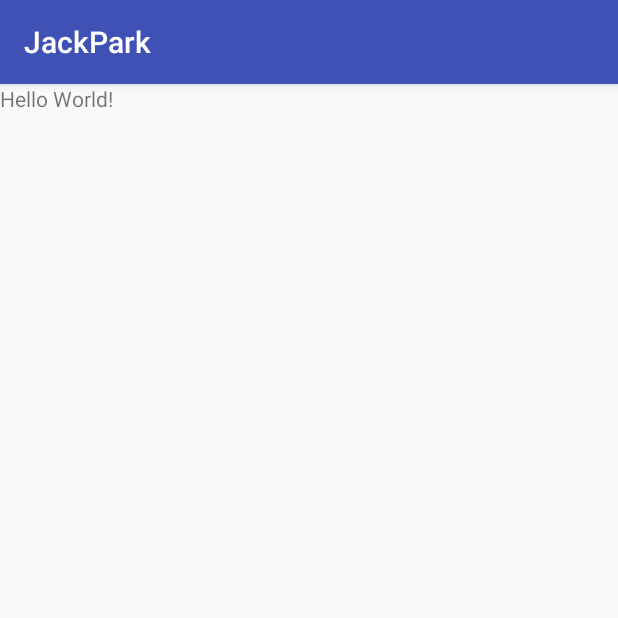
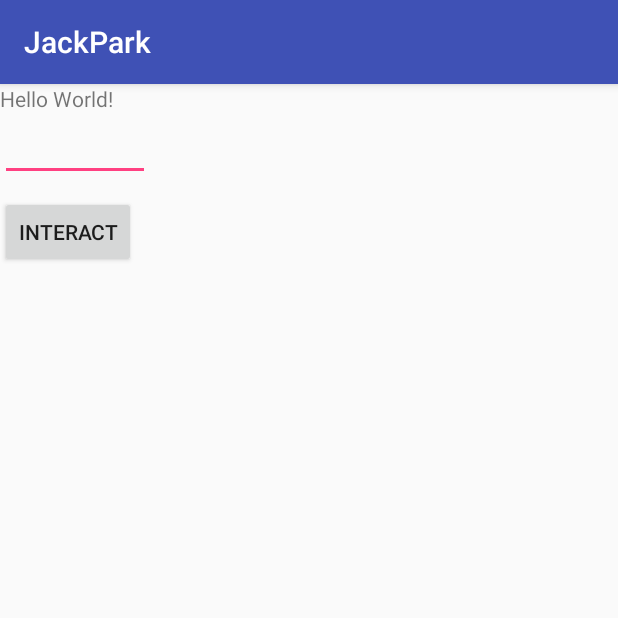
Before and after one commit to Dajkwen/JackPark, an Android app: the screen it shows after launch (MainActivity), on a phone screen of 412 x 824 dp, the top half of it. Run offline under Robolectric (Android 15) with nearby library versions, the phone set to English and light mode, and no system bars; our stand-ins replace ButterKnife.

Commit message:
author: wenkai content: add android test sample

```diff
--- a/JackPark/app/src/main/AndroidManifest.xml
+++ b/JackPark/app/src/main/AndroidManifest.xml
@@ -1,6 +1,11 @@
 <?xml version="1.0" encoding="utf-8"?>
 <manifest xmlns:android="http://schemas.android.com/apk/res/android"
     package="com.vmetis.jackpark">
+
+    <!-- <uses-permission android:name="android.permission.ACCESS_NETWORK_STATE"/> -->
+    <!-- <uses-permission android:name="android.permission.READ_PHONE_STATE"/> -->
+    <!-- <uses-permission android:name="android.permission.READ_EXTERNAL_STORAGE"/> -->
+    <uses-permission android:name="android.permission.INTERNET" />
 
     <application
         android:allowBackup="true"
@@ -16,6 +21,7 @@
                 <category android:name="android.intent.category.LAUNCHER" />
             </intent-filter>
         </activity>
+        <activity android:name=".SecondActivity"></activity>
     </application>
 
 </manifest>
--- a/JackPark/app/src/main/java/com/vmetis/jackpark/MainActivity.java
+++ b/JackPark/app/src/main/java/com/vmetis/jackpark/MainActivity.java
@@ -1,13 +1,36 @@
 package com.vmetis.jackpark;
 
+import android.os.Bundle;
 import android.support.v7.app.AppCompatActivity;
-import android.os.Bundle;
+import android.widget.EditText;
+import android.widget.TextView;
+
+import butterknife.Bind;
+import butterknife.ButterKnife;
+import butterknife.OnClick;
 
 public class MainActivity extends AppCompatActivity {
+
+    @Bind(R.id.activity_main_tv_tip)
+    TextView tvTip;
+    @Bind(R.id.activity_main_et_input)
+    EditText etInput;
 
     @Override
     protected void onCreate(Bundle savedInstanceState) {
         super.onCreate(savedInstanceState);
         setContentView(R.layout.activity_main);
+        ButterKnife.bind(this);
+
+        initView();
+    }
+
+    private void initView() {
+
+    }
+
+    @OnClick(R.id.activity_main_btn_interact)
+    public void interact() {
+        tvTip.setText("Hello " + etInput.getText().toString() + "!");
     }
 }
--- a/JackPark/app/src/main/res/layout/activity_main.xml
+++ b/JackPark/app/src/main/res/layout/activity_main.xml
@@ -7,8 +7,21 @@
     tools:context="com.vmetis.jackpark.MainActivity">
 
     <TextView
+        android:id="@+id/activity_main_tv_tip"
         android:layout_width="wrap_content"
         android:layout_height="wrap_content"
         android:text="Hello World!" />
 
+    <EditText
+        android:id="@+id/activity_main_et_input"
+        android:layout_width="wrap_content"
+        android:layout_height="wrap_content"
+        android:minWidth="100dp"/>
+
+    <Button
+        android:id="@+id/activity_main_btn_interact"
+        android:layout_width="wrap_content"
+        android:layout_height="wrap_content"
+        android:text="interact"
+        android:layout_marginTop="10dp"/>
 </LinearLayout>
--- a/JackPark/build.gradle
+++ b/JackPark/build.gradle
@@ -14,6 +14,9 @@ buildscript {
 
 allprojects {
     repositories {
+        maven{
+            url 'https://maven.google.com'
+        }
         jcenter()
     }
 }
```
Also changed, not shown: JackPark/app/build.gradle (+26 -5 lines), JackPark/app/src/main/java/com/vmetis/jackpark/SecondActivity.java (added, +24 -0 lines), JackPark/app/src/main/res/layout/activity_second.xml (added, +21 -0 lines), 2 other files.
